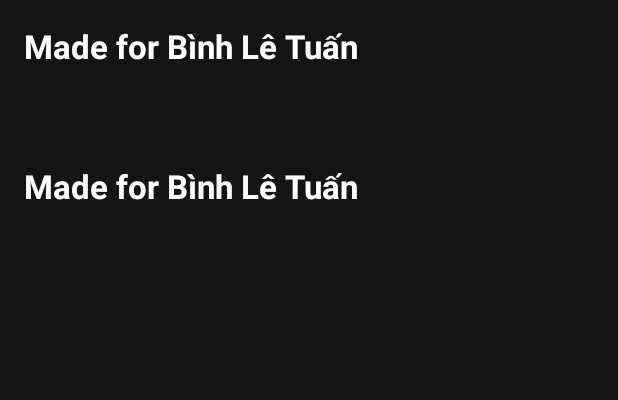
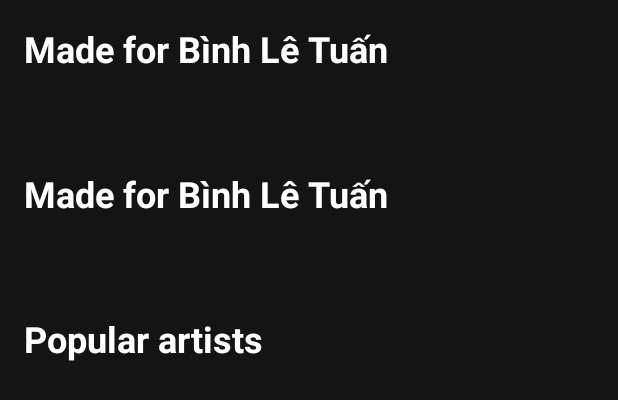
Before and after one commit to BaOfBu/OctaTunes, an Android app: the layout layout_home.xml on its own in the app's theme, with its tools: preview values and no code run, on a phone screen of 412 x 824 dp. Shown: the top 400 px of the screen. Run offline under Robolectric (Android 15) with nearby library versions, the phone set to English and light mode, and no system bars.

Commit message:
Create a list of playlist item

```diff
--- a/app/src/main/res/layout/layout_home.xml
+++ b/app/src/main/res/layout/layout_home.xml
@@ -2,7 +2,6 @@
 <RelativeLayout xmlns:android="http://schemas.android.com/apk/res/android"
     android:layout_width="match_parent"
     android:layout_height="match_parent"
-    xmlns:app="http://schemas.android.com/apk/res-auto"
     android:background="@color/background_color"
     xmlns:tools="http://schemas.android.com/tools">
     <ScrollView
@@ -13,8 +12,10 @@
             android:layout_height="wrap_content"
             android:orientation="vertical">
             <include layout="@layout/layout_home_playlist_section" />
+
             <include layout="@layout/layout_home_playlist_section" />
+
+            <include layout="@layout/layout_home_artist_section"/>
         </LinearLayout>
-
     </ScrollView>
 </RelativeLayout>
--- a/app/src/main/res/layout/layout_home_artist_section.xml
+++ b/app/src/main/res/layout/layout_home_artist_section.xml
@@ -1,6 +1,34 @@
 <?xml version="1.0" encoding="utf-8"?>
-<androidx.constraintlayout.widget.ConstraintLayout xmlns:android="http://schemas.android.com/apk/res/android"
+<LinearLayout xmlns:android="http://schemas.android.com/apk/res/android"
     android:layout_width="match_parent"
-    android:layout_height="match_parent">
+    android:layout_height="wrap_content"
+    android:orientation="vertical"
+    xmlns:app="http://schemas.android.com/apk/res-auto"
+    android:background="@color/background_color"
+    xmlns:tools="http://schemas.android.com/tools">
 
-</androidx.constraintlayout.widget.ConstraintLayout>
+    <!-- Title for playlist section -->
+    <TextView
+        android:id="@+id/playlistHeader"
+        android:layout_width="match_parent"
+        android:layout_height="wrap_content"
+        android:padding="16dp"
+        android:textAppearance="@style/TextAppearance.AppCompat.Large"
+        android:gravity="start"
+        android:textSize="24sp"
+        android:textColor="@color/white"
+        android:background="?attr/selectableItemBackground"
+        android:textStyle="bold"
+        android:text="Popular artists"/>
+
+
+    <!-- RecyclerView to display a list of playlists -->
+    <androidx.recyclerview.widget.RecyclerView
+        android:id="@+id/playlistsRecyclerView"
+        android:layout_width="match_parent"
+        android:layout_height="wrap_content"
+        android:paddingTop="16dp"
+        android:orientation="horizontal"
+        app:layoutManager="androidx.recyclerview.widget.LinearLayoutManager"
+        tools:listitem="@layout/layout_home_artist_item" />
+</LinearLayout>
--- a/app/src/main/res/layout/layout_home_playlist_section.xml
+++ b/app/src/main/res/layout/layout_home_playlist_section.xml
@@ -13,6 +13,7 @@
         android:layout_width="match_parent"
         android:layout_height="wrap_content"
         android:padding="16dp"
+        android:textSize="24sp"
         android:textAppearance="@style/TextAppearance.AppCompat.Large"
         android:gravity="start"
         android:textColor="@color/white"
```
